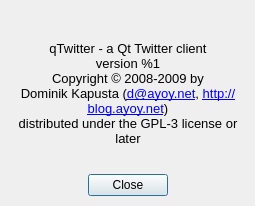
Before: the Qt Designer form ui/about.ui in ayoy/qtwitter, drawn with Qt 5.
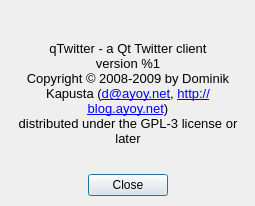
After: the same form once the commit is applied. Icons and pictures are not drawn.

Commit message: Implemented leaving the reply mode in StatusEdit.

Patch:
```diff
--- a/ui/about.ui
+++ b/ui/about.ui
@@ -142,7 +142,7 @@
 &lt;/style&gt;&lt;/head&gt;&lt;body style=&quot; font-family:'Lucida Grande'; font-size:13pt; font-weight:400; font-style:normal;&quot;&gt;
 &lt;p align=&quot;center&quot; style=&quot; margin-top:0px; margin-bottom:0px; margin-left:0px; margin-right:0px; -qt-block-indent:0; text-indent:0px;&quot;&gt;&lt;span style=&quot; font-size:10pt;&quot;&gt;qTwitter - a Qt Twitter client&lt;/span&gt;&lt;/p&gt;
 &lt;p align=&quot;center&quot; style=&quot; margin-top:0px; margin-bottom:0px; margin-left:0px; margin-right:0px; -qt-block-indent:0; text-indent:0px;&quot;&gt;&lt;span style=&quot; font-size:10pt;&quot;&gt;version %1&lt;/span&gt;&lt;/p&gt;
-&lt;p align=&quot;center&quot; style=&quot; margin-top:0px; margin-bottom:0px; margin-left:0px; margin-right:0px; -qt-block-indent:0; text-indent:0px;&quot;&gt;&lt;span style=&quot; font-size:10pt;&quot;&gt;Copyright © 2008-2009 by Dominik Kapusta (&lt;/span&gt;&lt;a href=&quot;mailto:d@ayoy.net&quot;&gt;&lt;span style=&quot; font-size:10pt; text-decoration: underline; color:#0000ff;&quot;&gt;d@ayoy.net&lt;/span&gt;&lt;/a&gt;&lt;span style=&quot; font-size:10pt;&quot;&gt;, &lt;/span&gt;&lt;a href=&quot;http://blog.ayoy.net&quot;&gt;&lt;span style=&quot; font-size:10pt; text-decoration: underline; color:#0000ff;&quot;&gt;http://blog.ayoy.net&lt;/span&gt;&lt;/a&gt;&lt;span style=&quot; font-size:10pt;&quot;&gt;)&lt;/span&gt;&lt;/p&gt;
+&lt;p align=&quot;center&quot; style=&quot; margin-top:0px; margin-bottom:0px; margin-left:0px; margin-right:0px; -qt-block-indent:0; text-indent:0px;&quot;&gt;&lt;span style=&quot; font-size:10pt;&quot;&gt;Copyright © 2008-2009 by Dominik Kapusta (&lt;/span&gt;&lt;a href=&quot;mailto:d@ayoy.net&quot;&gt;&lt;span style=&quot; font-size:10pt; text-decoration: underline; color:#0000ff;&quot;&gt;d@ayoy.net&lt;/span&gt;&lt;/a&gt;&lt;span style=&quot; font-size:10pt;&quot;&gt;, &lt;/span&gt;&lt;a href=&quot;http://blog.ayoy.net&quot;&gt;&lt;span style=&quot; font-size:10pt; text-decoration: underline; color:#0000ff;&quot;&gt;http://blog.ayoy.net&lt;/span&gt;&lt;/a&gt;&lt;span style=&quot; font-size:10pt;&quot;&gt;)&lt;/span&gt;&lt;/p&gt;
 &lt;p align=&quot;center&quot; style=&quot; margin-top:0px; margin-bottom:0px; margin-left:0px; margin-right:0px; -qt-block-indent:0; text-indent:0px;&quot;&gt;&lt;span style=&quot; font-size:10pt;&quot;&gt;distributed under the GPL-3 license or later&lt;/span&gt;&lt;/p&gt;&lt;/body&gt;&lt;/html&gt;</string>
      </property>
      <property name="openExternalLinks">
```
The commit also changes 1 other file.
